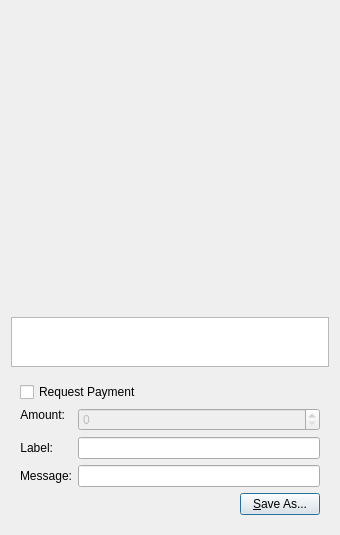
Above: src/qt/forms/qrcodedialog.ui from andarazoroflove/geocoin before the change. Below: the same form after it.
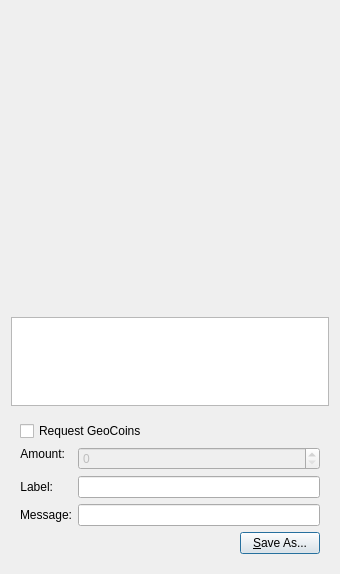
That is the form after the change. Custom widgets are drawn as their Qt base class.

```diff
--- a/src/qt/forms/qrcodedialog.ui
+++ b/src/qt/forms/qrcodedialog.ui
@@ -7,7 +7,7 @@
     <x>0</x>
     <y>0</y>
     <width>340</width>
-    <height>530</height>
+    <height>574</height>
    </rect>
   </property>
   <property name="windowTitle">
@@ -70,7 +70,7 @@
          <bool>true</bool>
         </property>
         <property name="text">
-         <string>Request Payment</string>
+         <string>Request GeoCoins</string>
         </property>
        </widget>
       </item>
```
Left out of the diff: 1 changed line with no effect on the pictures.
